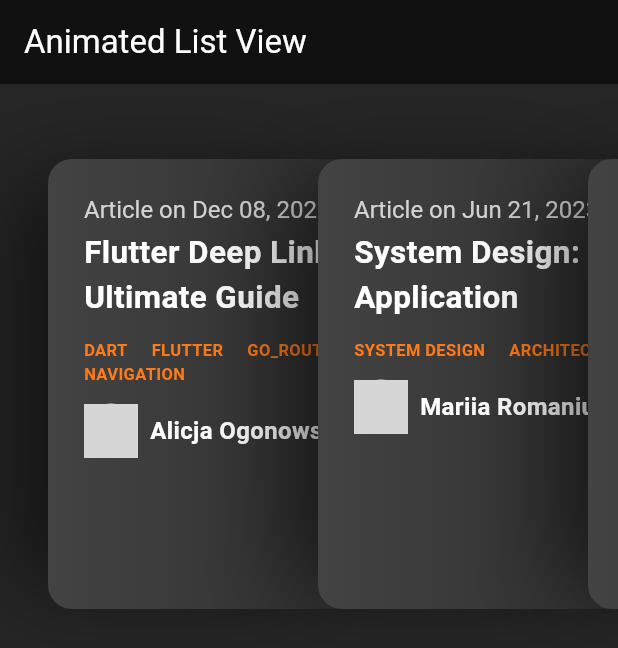
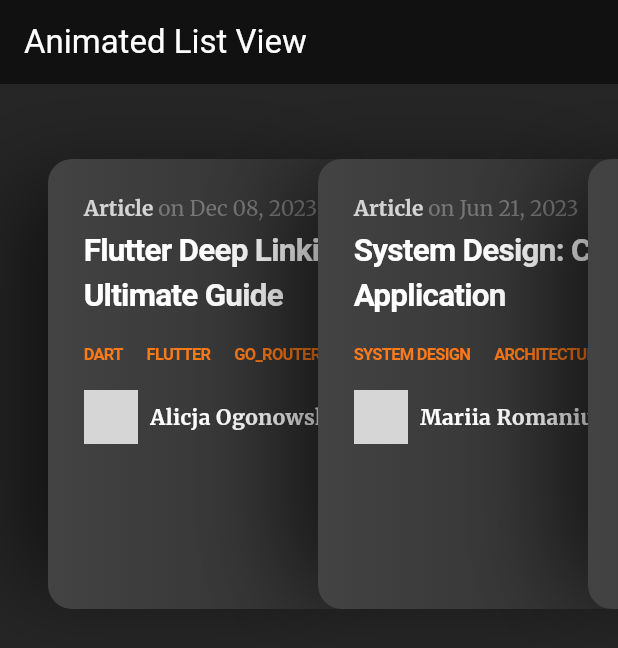
Before and after one commit to Alvish0407/rich_animation_widgets, a Flutter app: the screen it shows after launch, on a phone screen of 412 x 824 dp. Shown: the top 648 px of the screen. Run offline on Flutter 3.47's test engine with Material 3 defaults, Android fonts, the phone set to English and light mode, and no system bars; our stand-ins replace google_fonts; network calls fail; grey boxes are pictures that could not be loaded.

Commit message:
added google_fonts

```diff
--- a/lib/animated_list_view.dart
+++ b/lib/animated_list_view.dart
@@ -1,4 +1,5 @@
 import 'package:flutter/material.dart';
+import 'package:google_fonts/google_fonts.dart';
 import 'package:intl/intl.dart';
 
 const _articleCardHeight = 300.0;
@@ -28,11 +29,11 @@ class _AnimatedListViewState extends State<AnimatedListView> {
       imageUrl: "https://miro.medium.com/v2/1*kTb6SylLtgnjJB09imVMQw.jpeg",
     ),
     Article(
-      tags: ["dart", "vm"],
-      publisher: "Vyacheslav Egorov",
-      title: "Introduction to Dart VM",
-      publishedAt: DateTime(2022, 10, 6),
-      imageUrl: "https://x.com/mraleph/photo",
+      publisher: "Matt Sullivan",
+      publishedAt: DateTime(2019, 1, 4),
+      tags: ["dart", "garbage collector"],
+      title: "Flutter: Don’t Fear the Garbage Collector",
+      imageUrl: "https://miro.medium.com/v2/0*cgL8XWJBpDSy2mHs.jpg",
     ),
     Article(
       tags: ["git"],
@@ -155,9 +156,13 @@ class _ArticleCard extends StatelessWidget {
                 text: TextSpan(
                   style: const TextStyle(fontSize: 16, color: Color(0xffd4d4d4)),
                   children: [
-                    const TextSpan(text: "Article "),
+                    TextSpan(
+                      text: "Article ",
+                      style: GoogleFonts.merriweather(fontSize: 14, fontWeight: FontWeight.bold),
+                    ),
                     TextSpan(
                       text: 'on ${DateFormat("MMM dd, yyyy").format(article.publishedAt)}',
+                      style: GoogleFonts.merriweather(fontSize: 14, color: const Color(0xff777777)),
                     ),
                   ],
                 ),
@@ -167,11 +172,12 @@ class _ArticleCard extends StatelessWidget {
                 article.title,
                 style: const TextStyle(
                   fontSize: 21,
+                  letterSpacing: -0.5,
                   color: Colors.white,
                   fontWeight: FontWeight.bold,
                 ),
               ),
-              const SizedBox(height: 12),
+              const SizedBox(height: 16),
               Wrap(
                 spacing: 16,
                 children: [
@@ -180,6 +186,7 @@ class _ArticleCard extends StatelessWidget {
                       article.tags[index].toUpperCase(),
                       style: const TextStyle(
                         fontSize: 11,
+                        letterSpacing: -0.5,
                         color: Color(0xffff7a18),
                         fontWeight: FontWeight.bold,
                       ),
@@ -187,7 +194,7 @@ class _ArticleCard extends StatelessWidget {
                   }),
                 ],
               ),
-              const SizedBox(height: 12),
+              const SizedBox(height: 16),
               Row(
                 children: [
                   CircleAvatar(
@@ -197,8 +204,8 @@ class _ArticleCard extends StatelessWidget {
                   const SizedBox(width: 8),
                   Text(
                     article.publisher,
-                    style: const TextStyle(
-                      fontSize: 16,
+                    style: GoogleFonts.merriweather(
+                      fontSize: 14,
                       color: Colors.white,
                       fontWeight: FontWeight.bold,
                     ),
```
Also changed, not shown: pubspec.yaml (+1 -6 lines), pubspec.lock, 7 other files.
